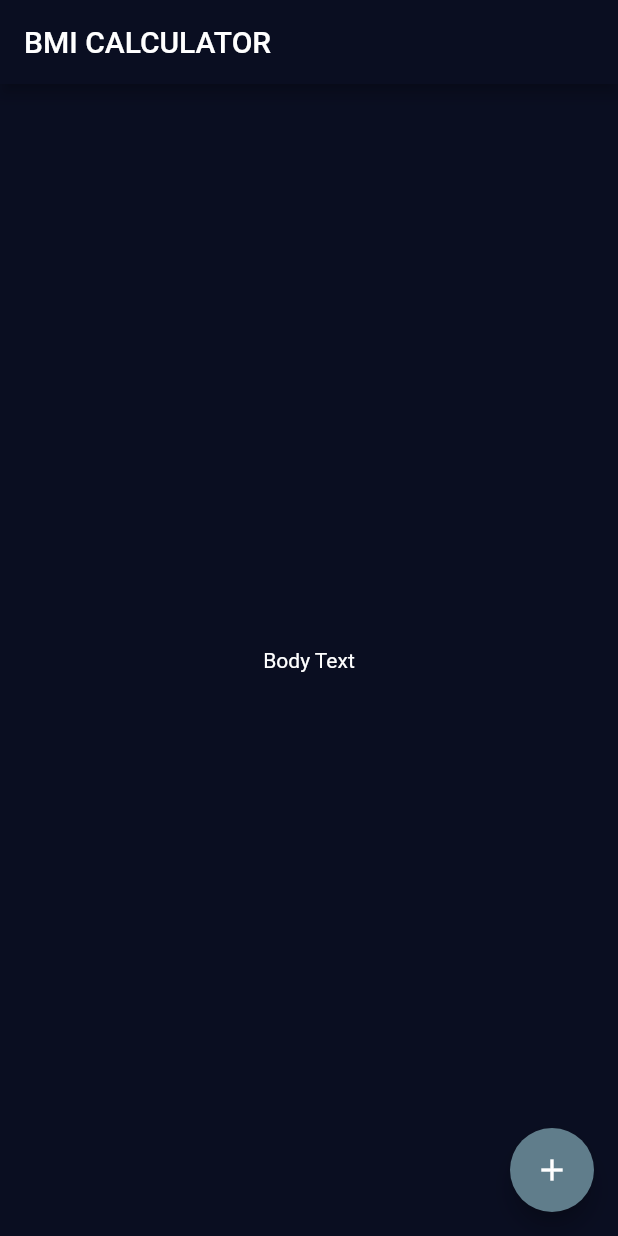
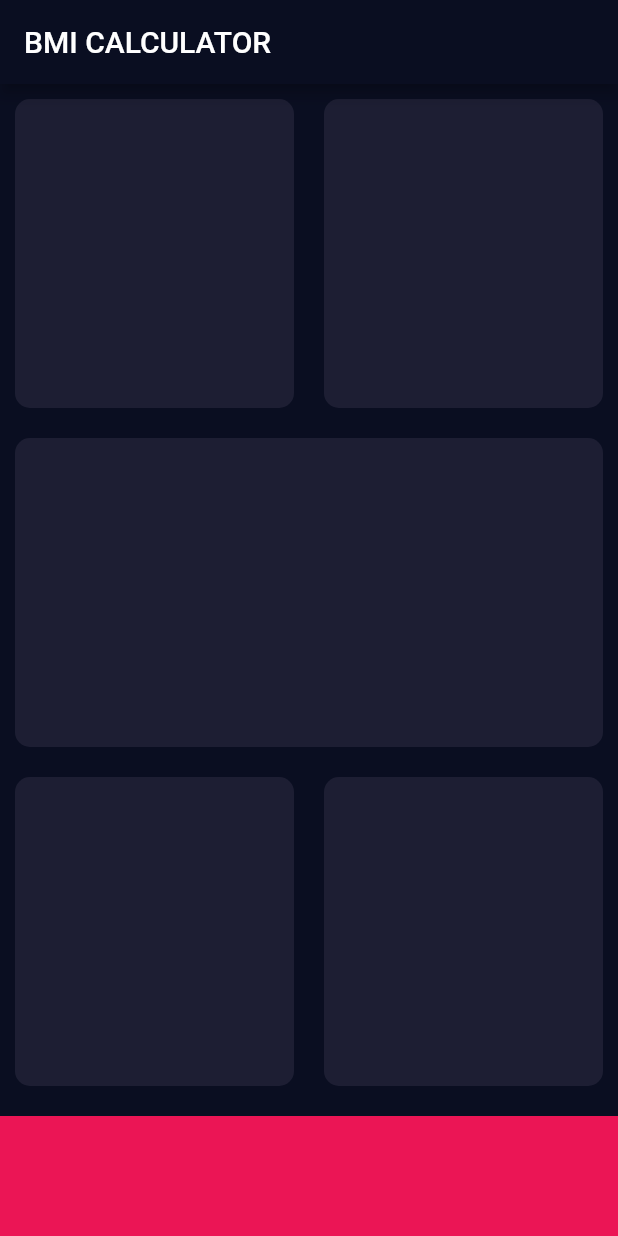
Before and after one commit to ezazulhaq/bmi_calculator_flutter, a Flutter app: the screen it shows after launch, on a phone screen of 412 x 824 dp. Run offline on Flutter 3.47's test engine with Material 2 defaults, Android fonts, the phone set to English and light mode, and no system bars.

Commit message:
Creating a layout for our application

```diff
--- a/lib/input_page.dart
+++ b/lib/input_page.dart
@@ -1,4 +1,8 @@
 import 'package:flutter/material.dart';
+
+const buttomButtonHeight = 80.0;
+const activeCardColor = Color(0xFF1D1E33);
+const buttomContainerColor = Color(0xFFEB1555);
 
 class InputPage extends StatefulWidget {
   @override
@@ -12,12 +16,76 @@ class _InputPageState extends State<InputPage> {
       appBar: AppBar(
         title: Text('BMI CALCULATOR'),
       ),
-      body: Center(
-        child: Text('Body Text'),
-      ),
-      floatingActionButton: FloatingActionButton(
-        child: Icon(Icons.add),
+      body: Column(
+        children: <Widget>[
+          Expanded(
+            flex: 1,
+            child: Row(
+              children: <Widget>[
+                Expanded(
+                  flex: 1,
+                  child: ReusableCard(
+                    colour: activeCardColor,
+                  ),
+                ),
+                Expanded(
+                  flex: 1,
+                  child: ReusableCard(
+                    colour: activeCardColor,
+                  ),
+                ),
+              ],
+            ),
+          ),
+          Expanded(
+            flex: 1,
+            child: ReusableCard(
+              colour: activeCardColor,
+            ),
+          ),
+          Expanded(
+            flex: 1,
+            child: Row(
+              children: <Widget>[
+                Expanded(
+                  flex: 1,
+                  child: ReusableCard(
+                    colour: activeCardColor,
+                  ),
+                ),
+                Expanded(
+                  flex: 1,
+                  child: ReusableCard(
+                    colour: activeCardColor,
+                  ),
+                ),
+              ],
+            ),
+          ),
+          Container(
+            color: buttomContainerColor,
+            height: buttomButtonHeight,
+            margin: EdgeInsets.only(top: 10.0),
+          )
+        ],
       ),
     );
   }
 }
+
+class ReusableCard extends StatelessWidget {
+  final Color colour;
+
+  ReusableCard({@required this.colour});
+
+  @override
+  Widget build(BuildContext context) {
+    return Container(
+      margin: EdgeInsets.all(10.0),
+      decoration: BoxDecoration(
+        color: colour,
+        borderRadius: BorderRadius.circular(10.0),
+      ),
+    );
+  }
+}
```
